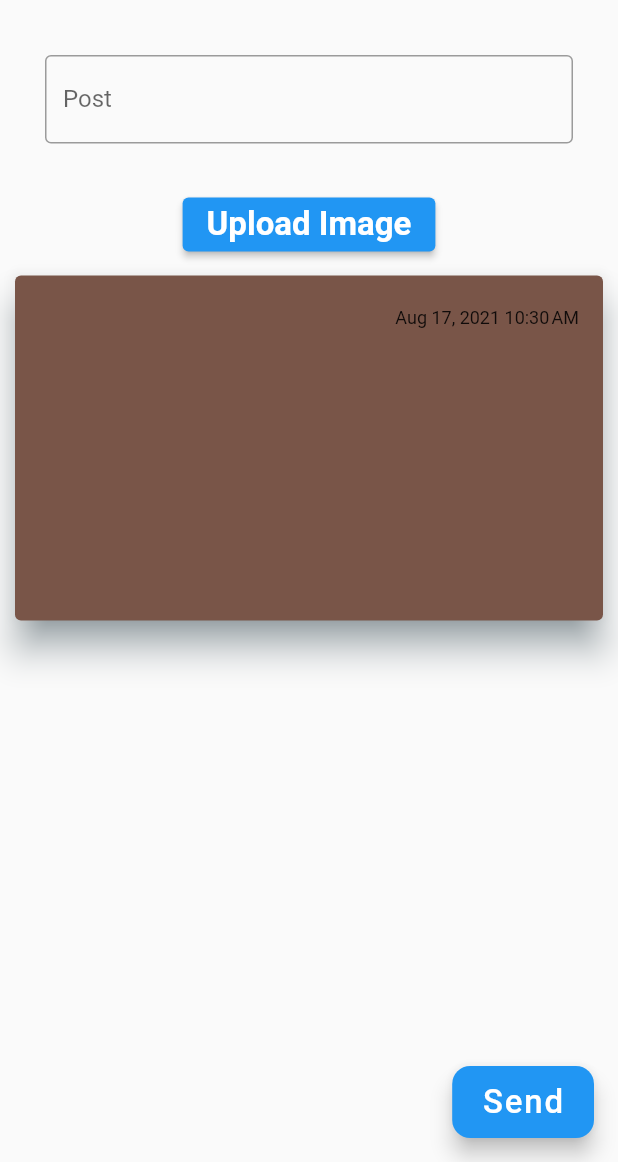
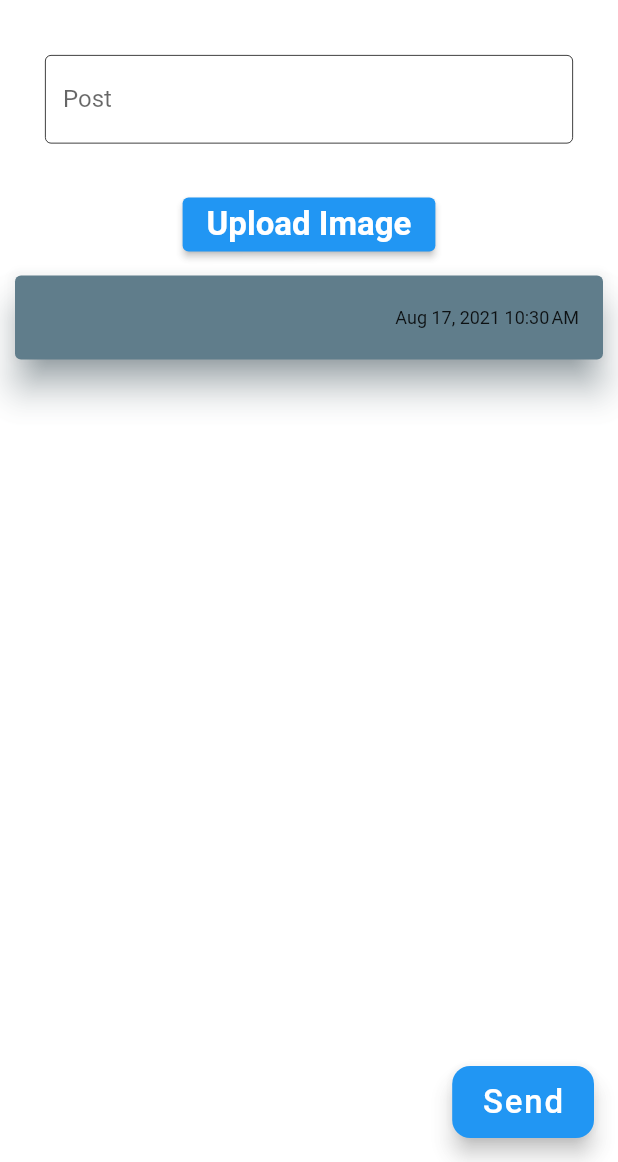
Before and after one commit to NawfelBC/Diary_App, a Flutter app: the screen it shows after launch, after a tap on "Send", on a phone screen of 412 x 824 dp, the part 74-1236 px from its top. Run offline on Flutter 3.47's test engine with Material 2 defaults, Android fonts, the phone set to English and light mode, and no system bars; our stand-ins replace cloud_firestore, firebase_core, firebase_storage, google_fonts, image_picker; accounts and stored records are empty; Roboto replaces fonts that are missing (Gruppo).

Commit message:
Small edit

```diff
--- a/lib/main.dart
+++ b/lib/main.dart
@@ -27,6 +27,7 @@ class _MyAppState extends State<MyApp> {
   Widget build(BuildContext context) {
     return MaterialApp(
         title: 'Flutter Firebase Demo',
+        theme: new ThemeData(scaffoldBackgroundColor: Colors.white70),
         home: Scaffold(
           appBar: AppBar(
             backgroundColor: Colors.transparent,
@@ -49,8 +50,9 @@ class _MyAppState extends State<MyApp> {
           ),
           floatingActionButton: FloatingActionButton.extended(
             onPressed: () async => [
-              if ((textController.text == "") & (finalurl == ""))
+              if ((textController.text == "") & (finalurl == "")){
                 {Navigator.of(context).pop()}
+              }
               else
                 {
                   FirebaseFirestore.instance.collection('posts').add({
@@ -72,8 +74,8 @@ class _MyAppState extends State<MyApp> {
                 borderRadius: BorderRadius.all(Radius.circular(12))),
           ),
           //floatingActionButtonLocation: ,
-          body: new SingleChildScrollView(
-            child: Container(
+          body: ListView(
+            children: [ Container(
               child: Container(
                 child: Column(
                   children: [
@@ -85,7 +87,7 @@ class _MyAppState extends State<MyApp> {
                           child: TextField(
                             controller: textController,
                             decoration: InputDecoration(
-                              border: OutlineInputBorder(),
+                              enabledBorder: OutlineInputBorder(borderSide: BorderSide(color: Colors.black, width: 0.5)),
                               labelText: 'Post',
                               hintText: 'Write your thoughts',
                             ),
@@ -165,16 +167,17 @@ class _MyAppState extends State<MyApp> {
                                       .doc(snapshot.data!.docs[index].id)
                                       .delete();
                                 },
-                                child: SizedBox(
-                                    width: 1000,
-                                    height: 250,
+                                child: Container(
+                                // child: SizedBox(
+                                //     width: 1000,
+                                //     height: 250,
                                     child: Card(
                                         margin: EdgeInsets.all(10),
-                                        color: Colors.primaries[Random()
-                                            .nextInt(Colors.primaries.length)],
+                                        color: Color.fromRGBO(96,125,139, 2),
+                                        //Colors.primaries[Random().nextInt(Colors.primaries.length)],
                                         shadowColor: Colors.blueGrey,
                                         elevation: 10,
-                                        child: SingleChildScrollView(
+                                        child: Container(
                                           child: Column(
                                             mainAxisSize: MainAxisSize.min,
                                             children: <Widget>[
@@ -183,7 +186,7 @@ class _MyAppState extends State<MyApp> {
                                                       child: Text(textContent,
                                                           style: TextStyle(
                                                               fontSize: 18)),
-                                                      offset: Offset(1, 10)),
+                                                      offset: Offset(1, 1)),
                                                   trailing: Text(
                                                       DateFormat.yMMMd()
                                                           .add_jm()
@@ -195,7 +198,7 @@ class _MyAppState extends State<MyApp> {
                                                           child: Image.network(
                                                               imageUrl),
                                                           offset:
-                                                              Offset(10, 40))
+                                                              Offset(10, 1))
                                                       : null),
                                             ],
                                           ),
@@ -216,7 +219,7 @@ class _MyAppState extends State<MyApp> {
                   ],
                 ),
               ),
-            ),
+            )],
           ),
         ));
   }
@@ -225,8 +228,8 @@ class _MyAppState extends State<MyApp> {
 Future<String> uploadimage() async {
   XFile? pickedImage = await ImagePicker().pickImage(
       source: ImageSource.gallery,
-      maxWidth: 200,
-      maxHeight: 200,
+      maxWidth: 1980,
+      maxHeight: 1080,
       imageQuality: 80);
 
   Reference ref =
```
